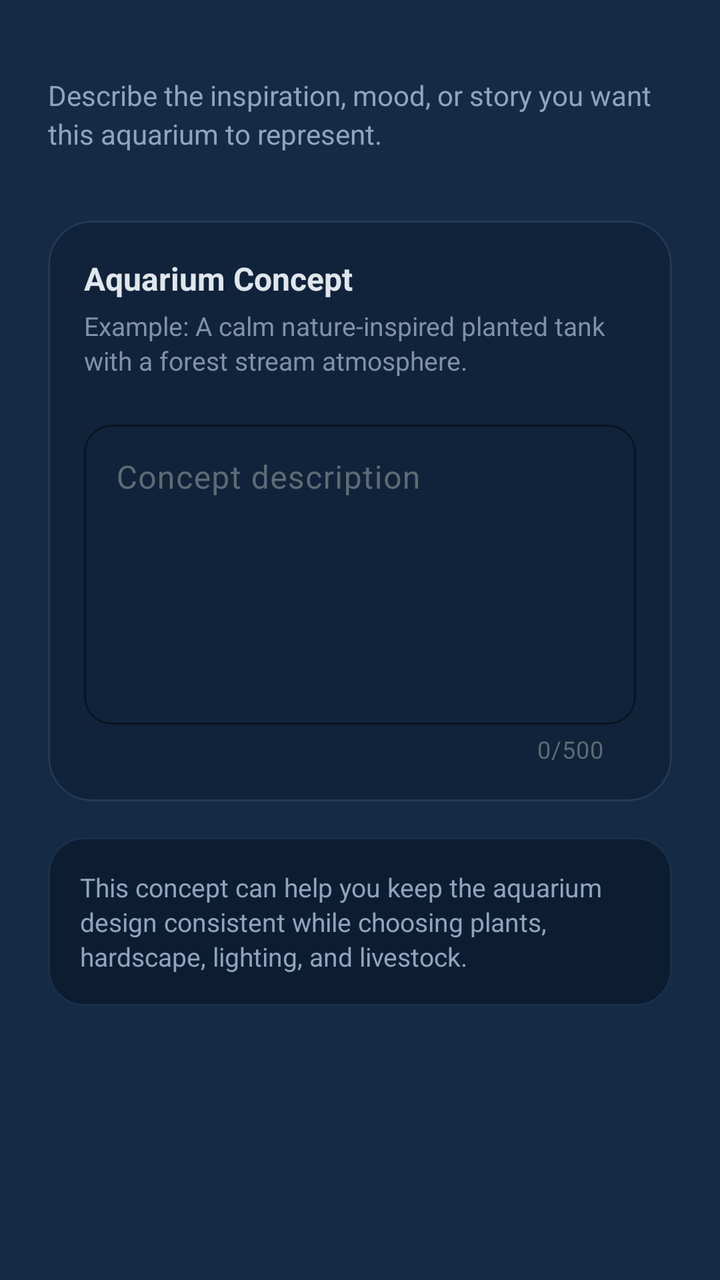
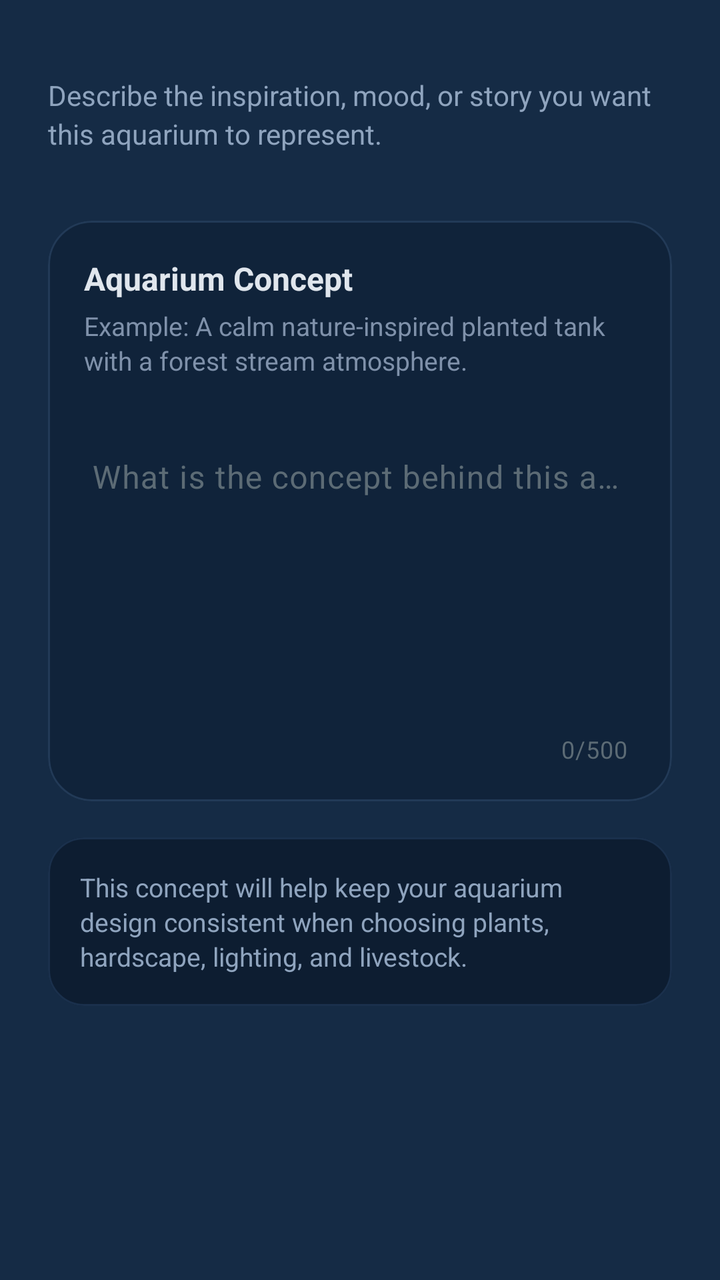

An Android layout rendered at two revisions. The XML below is the earlier revision; the diff shows what the commit changed to produce the second picture.
<!-- AndroidManifest.xml: application theme AppTheme -->
<!-- res/layout/fragment_tank_description.xml -->
<?xml version="1.0" encoding="utf-8"?>
<ScrollView
    xmlns:android="http://schemas.android.com/apk/res/android"
    xmlns:app="http://schemas.android.com/apk/res-auto"
    android:layout_width="match_parent"
    android:layout_height="match_parent"
    android:background="@color/background_color"
    android:fillViewport="true">

    <LinearLayout
        android:layout_width="match_parent"
        android:layout_height="wrap_content"
        android:orientation="vertical"
        android:paddingStart="24dp"
        android:paddingEnd="24dp"
        android:paddingTop="28dp"
        android:paddingBottom="24dp">

        
        <TextView
            android:id="@+id/tvStepDescription"
            android:layout_width="match_parent"
            android:layout_height="wrap_content"
            android:layout_marginTop="10dp"
            android:text="Describe the inspiration, mood, or story you want this aquarium to represent."
            android:textColor="#8FA4BE"
            android:textSize="14sp"
            android:lineSpacingExtra="3dp" />

        
        <com.google.android.material.card.MaterialCardView
            android:id="@+id/cardTankDescription"
            android:layout_width="match_parent"
            android:layout_height="wrap_content"
            android:layout_marginTop="34dp"
            app:cardBackgroundColor="#10233A"
            app:cardCornerRadius="22dp"
            app:cardElevation="0dp"
            app:strokeColor="#223A57"
            app:strokeWidth="1dp">

            <LinearLayout
                android:layout_width="match_parent"
                android:layout_height="wrap_content"
                android:orientation="vertical"
                android:padding="18dp">

                <TextView
                    android:id="@+id/tvInputTitle"
                    android:layout_width="match_parent"
                    android:layout_height="wrap_content"
                    android:text="Aquarium Concept"
                    android:textColor="?attr/colorOnSurface"
                    android:textSize="16sp"
                    android:textStyle="bold" />

                <TextView
                    android:id="@+id/tvInputHint"
                    android:layout_width="match_parent"
                    android:layout_height="wrap_content"
                    android:layout_marginTop="4dp"
                    android:text="Example: A calm nature-inspired planted tank with a forest stream atmosphere."
                    android:textColor="#7F91AA"
                    android:textSize="13sp"
                    android:lineSpacingExtra="2dp" />

                <com.google.android.material.textfield.TextInputLayout
                    android:id="@+id/tilTankDescription"
                    android:layout_width="match_parent"
                    android:layout_height="wrap_content"
                    android:layout_marginTop="18dp"
                    android:hint="Concept description"
                    app:boxBackgroundMode="outline"
                    app:boxCornerRadiusTopStart="14dp"
                    app:boxCornerRadiusTopEnd="14dp"
                    app:boxCornerRadiusBottomStart="14dp"
                    app:boxCornerRadiusBottomEnd="14dp"
                    app:boxStrokeColor="#2B4A6B"
                    app:boxStrokeWidth="1dp"
                    app:boxStrokeWidthFocused="2dp"
                    app:hintTextColor="#8ABEF5"
                    app:errorEnabled="true"
                    app:counterEnabled="true"
                    app:counterMaxLength="500">

                    <com.google.android.material.textfield.TextInputEditText
                        android:id="@+id/etTankDescription"
                        android:layout_width="match_parent"
                        android:layout_height="150dp"
                        android:gravity="top|start"
                        android:inputType="textMultiLine|textCapSentences"
                        android:maxLength="500"
                        android:minLines="5"
                        android:textColor="?attr/colorOnSurface"
                        android:textColorHint="#7F91AA"
                        android:textSize="16sp" />

                </com.google.android.material.textfield.TextInputLayout>

            </LinearLayout>

        </com.google.android.material.card.MaterialCardView>

        
        <com.google.android.material.card.MaterialCardView
            android:id="@+id/cardInfo"
            android:layout_width="match_parent"
            android:layout_height="wrap_content"
            android:layout_marginTop="18dp"
            app:cardBackgroundColor="#0D1D31"
            app:cardCornerRadius="18dp"
            app:cardElevation="0dp"
            app:strokeColor="#1A304C"
            app:strokeWidth="1dp">

            <TextView
                android:id="@+id/tvDescriptionInfo"
                android:layout_width="match_parent"
                android:layout_height="wrap_content"
                android:padding="16dp"
                android:text="This concept can help you keep the aquarium design consistent while choosing plants, hardscape, lighting, and livestock."
                android:textColor="#8FA4BE"
                android:textSize="13sp"
                android:lineSpacingExtra="2dp" />

        </com.google.android.material.card.MaterialCardView>

    </LinearLayout>

</ScrollView>
<!-- resources referenced by this layout -->
<resources>
  <color name="background_color">#152B45</color>
  <style name="AppTheme" parent="Theme.Material3.DayNight.NoActionBar">
  
          
          <item name="colorPrimary">@color/md_theme_light_primary</item>
          <item name="colorOnPrimary">@color/md_theme_light_onPrimary</item>
          <item name="colorSecondary">@color/md_theme_light_secondary</item>
          <item name="colorOnSecondary">@color/md_theme_light_onSecondary</item>
  
          
          <item name="android:colorBackground">@color/md_theme_light_background</item>
          <item name="colorSurface">@color/md_theme_light_surface</item>
          <item name="colorOnSurface">@color/md_theme_light_onSurface</item>
  
          
          <item name="colorSurfaceVariant">@color/md_theme_light_surfaceVariant</item>
          <item name="colorOnSurfaceVariant">@color/md_theme_light_onSurfaceVariant</item>
          <item name="colorOutline">@color/md_theme_light_outline</item>
          <item name="colorOutlineVariant">@color/md_theme_light_outlineVariant</item>
          <item name="colorError">@color/md_theme_light_error</item>
          <item name="colorOnError">@color/md_theme_light_onError</item>
  
          
          <item name="android:statusBarColor">@android:color/transparent</item>
          <item name="android:navigationBarColor">@android:color/black</item>
  
          
          <item name="android:windowLightStatusBar">true</item>
          <item name="android:windowLightNavigationBar">true</item>
  
          
          <item name="windowActionBar">false</item>
          <item name="android:windowNoTitle">true</item>
      </style>
  <color name="md_theme_light_primary">#2196F3</color>
  <color name="md_theme_light_onPrimary">#FFFFFF</color>
  <color name="md_theme_light_secondary">#4A6363</color>
  <color name="md_theme_light_onSecondary">#FFFFFF</color>
  <color name="md_theme_light_background">#152B45</color>
  <color name="md_theme_light_surface">#152B45</color>
  <color name="md_theme_light_onSurface">#E0E6ED</color>
  <color name="md_theme_light_surfaceVariant">#233042</color>
  <color name="md_theme_light_onSurfaceVariant">#5C6B75</color>
  <color name="md_theme_light_outline">#455A64</color>
  <color name="md_theme_light_outlineVariant">#37474F</color>
  <color name="md_theme_light_error">#D32F2F</color>
  <color name="md_theme_light_onError">#FFFFFF</color>
</resources>

<!-- the commit's change to res/layout/fragment_tank_description.xml (unified diff, before → after) -->
@@ -69,13 +69,14 @@
                     android:layout_width="match_parent"
                     android:layout_height="wrap_content"
                     android:layout_marginTop="18dp"
-                    android:hint="Concept description"
+                    android:hint="What is the concept behind this aquarium?"
                     app:boxBackgroundMode="outline"
+                    app:boxBackgroundColor="#16314D"
                     app:boxCornerRadiusTopStart="14dp"
                     app:boxCornerRadiusTopEnd="14dp"
                     app:boxCornerRadiusBottomStart="14dp"
                     app:boxCornerRadiusBottomEnd="14dp"
-                    app:boxStrokeColor="#2B4A6B"
+                    app:boxStrokeColor="#355679"
                     app:boxStrokeWidth="1dp"
                     app:boxStrokeWidthFocused="2dp"
                     app:hintTextColor="#8ABEF5"
@@ -87,10 +88,16 @@
                         android:id="@+id/etTankDescription"
                         android:layout_width="match_parent"
                         android:layout_height="150dp"
+                        android:background="@android:color/transparent"
                         android:gravity="top|start"
                         android:inputType="textMultiLine|textCapSentences"
                         android:maxLength="500"
                         android:minLines="5"
+                        android:maxLines="8"
+                        android:overScrollMode="always"
+                        android:paddingStart="4dp"
+                        android:paddingEnd="4dp"
+                        android:scrollbars="vertical"
                         android:textColor="?attr/colorOnSurface"
                         android:textColorHint="#7F91AA"
                         android:textSize="16sp" />
@@ -118,7 +125,7 @@
                 android:layout_width="match_parent"
                 android:layout_height="wrap_content"
                 android:padding="16dp"
-                android:text="This concept can help you keep the aquarium design consistent while choosing plants, hardscape, lighting, and livestock."
+                android:text="This concept will help keep your aquarium design consistent when choosing plants, hardscape, lighting, and livestock."
                 android:textColor="#8FA4BE"
                 android:textSize="13sp"
                 android:lineSpacingExtra="2dp" />
